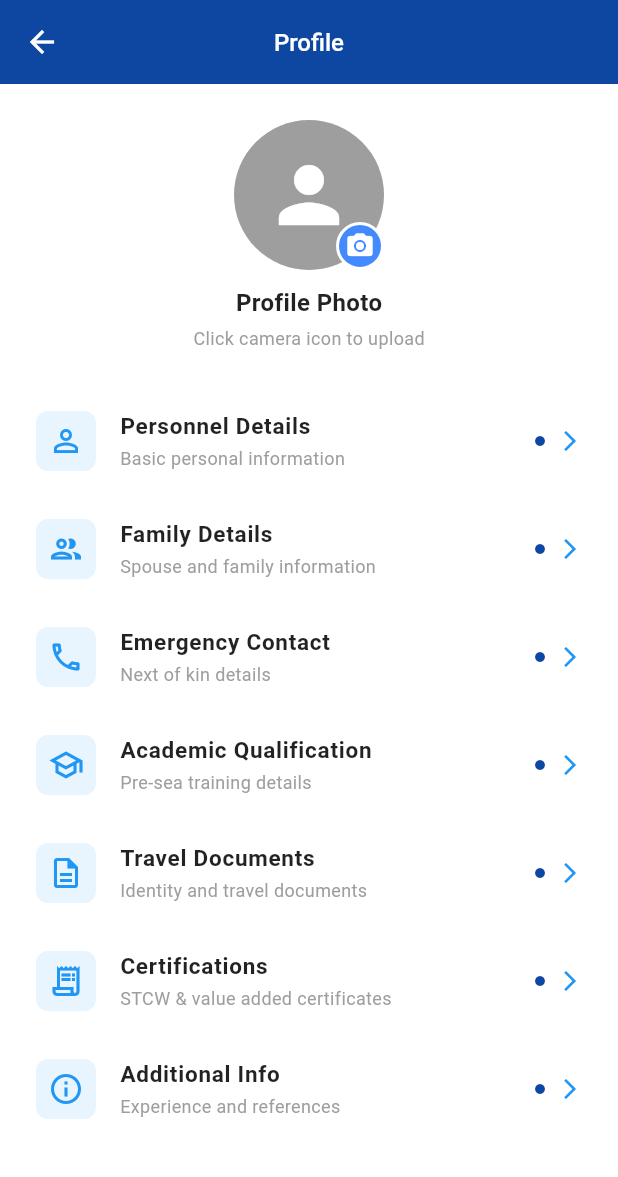
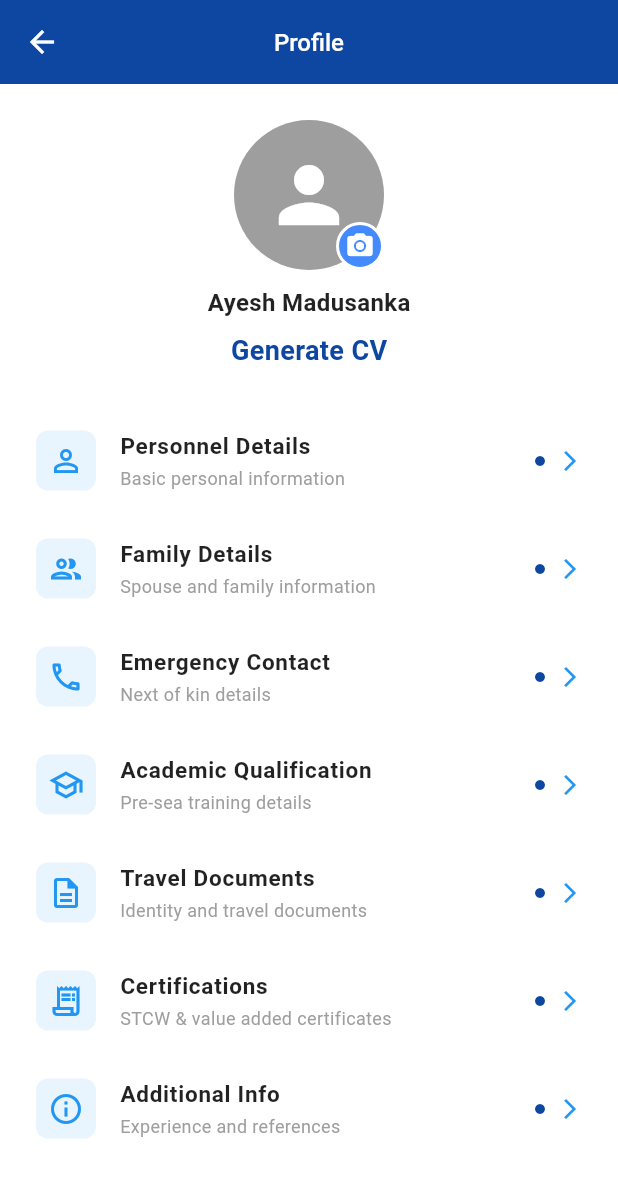
Before and after one commit to ayeshmadusanka/Imperium, a Flutter app: the ProfilePage screen opened directly, on a phone screen of 412 x 824 dp. Shown: the top 1177 px of the screen. Run offline on Flutter 3.47's test engine with Material 3 defaults, Android fonts, the phone set to English and light mode, and no system bars; our stand-ins replace file_picker, flutter_animate.

```diff
--- a/lib/profile.dart
+++ b/lib/profile.dart
@@ -99,19 +99,21 @@ class ProfilePage extends StatelessWidget { // Changed class name
                   ),
                   const SizedBox(height: 10),
                   const Text(
-                    'Profile Photo',
+                    'Ayesh Madusanka', // Changed text to Ayesh Madusanka
                     style: TextStyle(
                       fontSize: 16,
                       fontWeight: FontWeight.bold,
                       color: Colors.black87,
                     ),
                   ),
-                  const SizedBox(height: 4),
-                  const Text(
-                    'Click camera icon to upload',
+                  const SizedBox(height: 8), // Reduced from 8 to 4
+                  // Replaced "Click camera icon to upload" with "Generate CV"
+                  Text(
+                    'Generate CV',
                     style: TextStyle(
-                      fontSize: 12,
-                      color: Colors.grey,
+                      fontSize: 18, // Increased font size to 14
+                      fontWeight: FontWeight.bold, // Make it bold
+                      color: Colors.blue.shade900, // Set color to blue.shade900
                     ),
                   ),
                 ],
```
